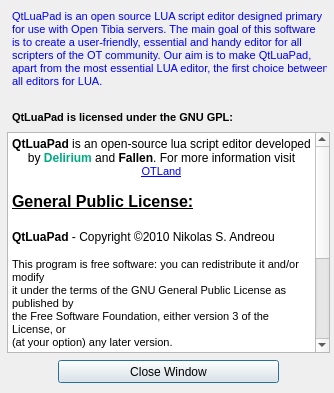
Qt form about.ui (Codeh4ck/QtLuaPad) before a commit.
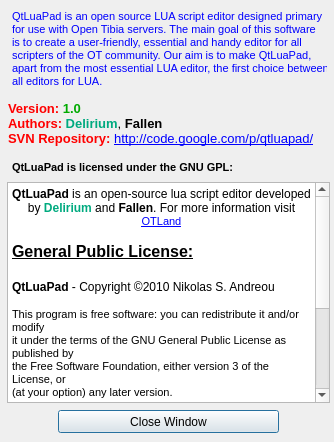
The same form after that commit.

Commit message: A little addition in the about window.

What changed in the file:
```diff
--- a/about.ui
+++ b/about.ui
@@ -10,7 +10,7 @@
     <x>0</x>
     <y>0</y>
     <width>334</width>
-    <height>393</height>
+    <height>442</height>
    </rect>
   </property>
   <property name="windowTitle">
@@ -43,7 +43,7 @@
    <property name="geometry">
     <rect>
      <x>7</x>
-     <y>132</y>
+     <y>182</y>
      <width>323</width>
      <height>221</height>
     </rect>
@@ -80,7 +80,7 @@
    <property name="geometry">
     <rect>
      <x>12</x>
-     <y>110</y>
+     <y>160</y>
      <width>231</width>
      <height>16</height>
     </rect>
@@ -97,7 +97,7 @@
    <property name="geometry">
     <rect>
      <x>58</x>
-     <y>360</y>
+     <y>410</y>
      <width>221</width>
      <height>23</height>
     </rect>
@@ -106,6 +106,25 @@
     <string>Close Window</string>
    </property>
   </widget>
+  <widget class="QLabel" name="label_3">
+   <property name="geometry">
+    <rect>
+     <x>8</x>
+     <y>98</y>
+     <width>321</width>
+     <height>51</height>
+    </rect>
+   </property>
+   <property name="text">
+    <string>&lt;!DOCTYPE HTML PUBLIC &quot;-//W3C//DTD HTML 4.0//EN&quot; &quot;http://www.w3.org/TR/REC-html40/strict.dtd&quot;&gt;
+&lt;html&gt;&lt;head&gt;&lt;meta name=&quot;qrichtext&quot; content=&quot;1&quot; /&gt;&lt;style type=&quot;text/css&quot;&gt;
+p, li { white-space: pre-wrap; }
+&lt;/style&gt;&lt;/head&gt;&lt;body style=&quot; font-family:'MS Shell Dlg 2'; font-size:8.25pt; font-weight:400; font-style:normal;&quot;&gt;
+&lt;p style=&quot; margin-top:0px; margin-bottom:0px; margin-left:0px; margin-right:0px; -qt-block-indent:0; text-indent:0px;&quot;&gt;&lt;span style=&quot; font-size:10pt; font-weight:600; color:#ff0000;&quot;&gt;Version:&lt;/span&gt;&lt;span style=&quot; font-size:10pt;&quot;&gt; &lt;/span&gt;&lt;span style=&quot; font-size:10pt; font-weight:600; color:#00aa00;&quot;&gt;1.0&lt;/span&gt;&lt;/p&gt;
+&lt;p style=&quot; margin-top:0px; margin-bottom:0px; margin-left:0px; margin-right:0px; -qt-block-indent:0; text-indent:0px;&quot;&gt;&lt;span style=&quot; font-size:10pt; font-weight:600; color:#ff0000;&quot;&gt;Authors:&lt;/span&gt;&lt;span style=&quot; font-size:10pt;&quot;&gt; &lt;/span&gt;&lt;span style=&quot; font-size:10pt; font-weight:600; color:#00aa7f;&quot;&gt;Delirium&lt;/span&gt;&lt;span style=&quot; font-size:10pt;&quot;&gt;, &lt;/span&gt;&lt;span style=&quot; font-size:10pt; font-weight:600;&quot;&gt;Fallen&lt;/span&gt;&lt;/p&gt;
+&lt;p style=&quot; margin-top:0px; margin-bottom:0px; margin-left:0px; margin-right:0px; -qt-block-indent:0; text-indent:0px;&quot;&gt;&lt;span style=&quot; font-size:10pt; font-weight:600; color:#ff0000;&quot;&gt;SVN Repository:&lt;/span&gt;&lt;span style=&quot; font-size:10pt;&quot;&gt; &lt;/span&gt;&lt;a href=&quot;http://code.google.com/p/qtluapad/&quot;&gt;&lt;span style=&quot; font-size:10pt; text-decoration: underline; color:#0000ff;&quot;&gt;http://code.google.com/p/qtluapad/&lt;/span&gt;&lt;/a&gt;&lt;/p&gt;&lt;/body&gt;&lt;/html&gt;</string>
+   </property>
+  </widget>
  </widget>
  <resources/>
  <connections/>
```
The commit also changes 2 other files.
